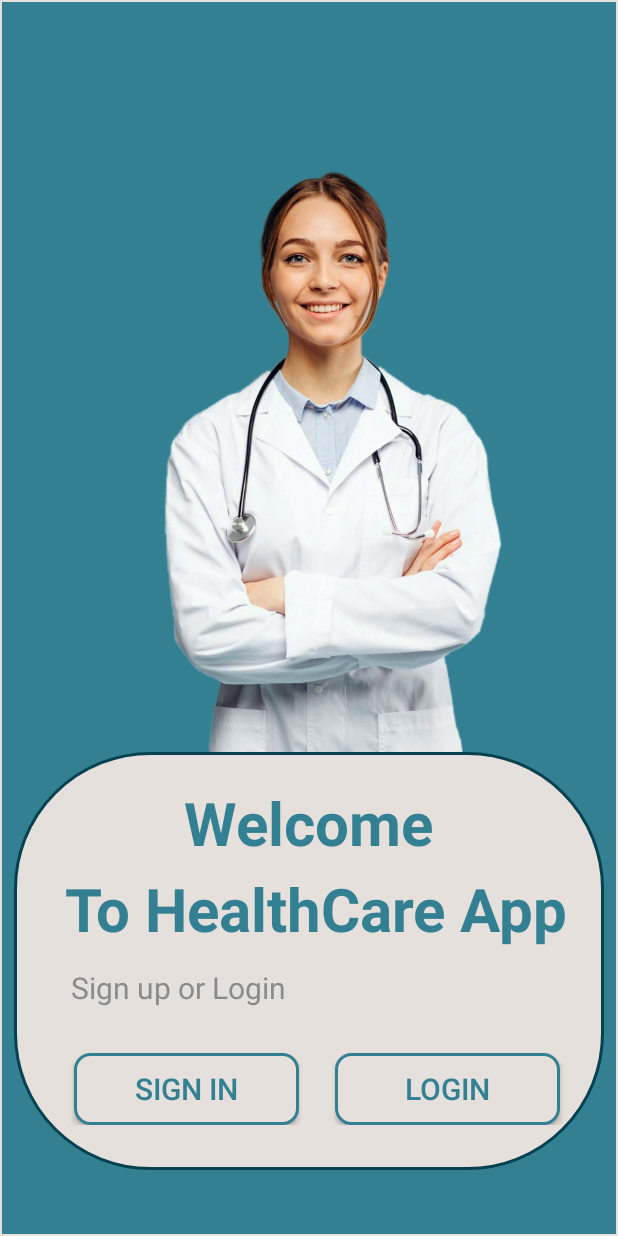
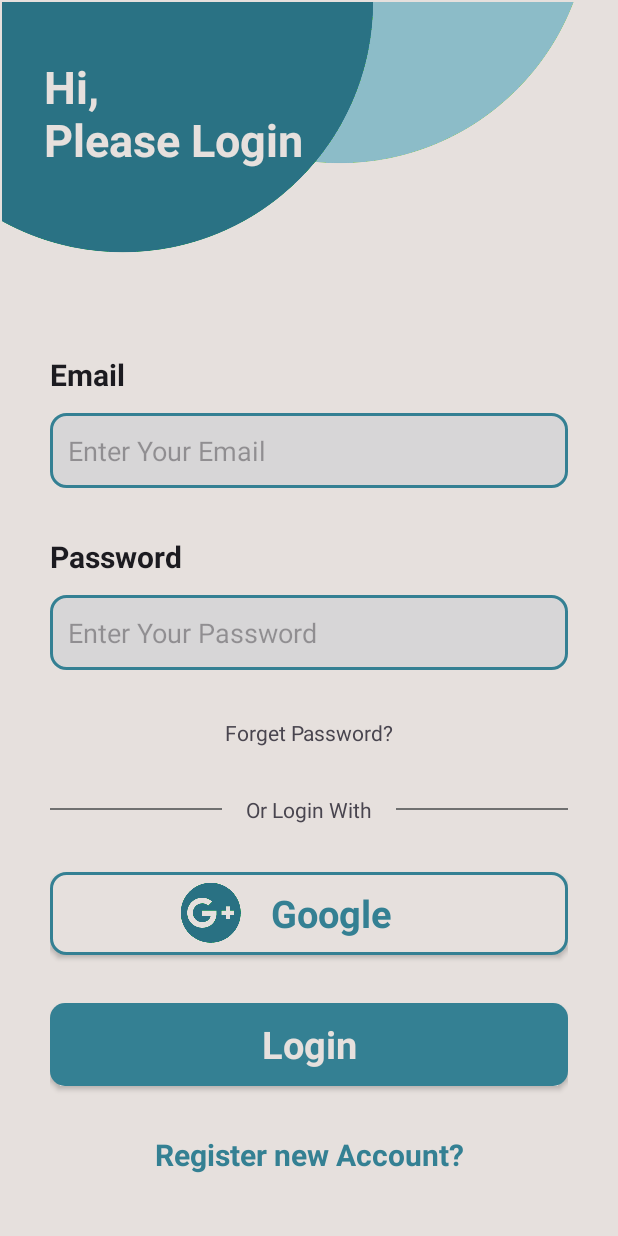
Before and after one commit to HasanDroid18/HealthCare, an Android app: the screen it shows after launch (BaseActivity), on a phone screen of 412 x 824 dp. Run offline under Robolectric (Android 15) with nearby library versions, the phone set to English and light mode, and no system bars; our stand-ins replace Firebase (no records; nobody signed in at launch, a user with empty details on screens opened directly).

Commit message:
removed welcome fragment

```diff
--- a/app/src/main/java/com/example/healthcare/Intro/BaseActivity.kt
+++ b/app/src/main/java/com/example/healthcare/Intro/BaseActivity.kt
@@ -12,7 +12,6 @@ import com.google.firebase.auth.FirebaseAuth
 
 class BaseActivity : AppCompatActivity() {
 
-//    private lateinit var introNavController: NavController
 
     override fun onCreate(savedInstanceState: Bundle?) {
         super.onCreate(savedInstanceState)
@@ -31,12 +30,8 @@ class BaseActivity : AppCompatActivity() {
         super.onPostResume()
         val currentUser = FirebaseAuth.getInstance().currentUser
         if (currentUser == null) {
-            findNavController(R.id.intro_container).navigate(R.id.welcomeFragment)
+            findNavController(R.id.intro_container).navigate(R.id.loginFragment)
         }
     }
 
-//    override fun onSupportNavigateUp(): Boolean {
-//        introNavController = findNavController(R.id.intro_container)
-//        return introNavController.navigateUp() || super.onSupportNavigateUp()
-//    }
 }
--- a/app/src/main/java/com/example/healthcare/Intro/WelcomeFragment.kt
+++ /dev/null
@@ -1,33 +0,0 @@
-package com.example.healthcare.Intro
-
-import android.os.Bundle
-import androidx.fragment.app.Fragment
-import android.view.LayoutInflater
-import android.view.View
-import android.view.ViewGroup
-import androidx.navigation.findNavController
-import com.example.healthcare.R
-import com.example.healthcare.databinding.FragmentWelcomeBinding
-
-class WelcomeFragment : Fragment() {
-
-    private lateinit var binding: FragmentWelcomeBinding
-
-    override fun onCreateView(
-        inflater: LayoutInflater, container: ViewGroup?,
-        savedInstanceState: Bundle?
-    ): View? {
-        // Inflate the layout for this fragment
-        binding = FragmentWelcomeBinding.inflate(inflater, container, false)
-
-        binding.loginBtnfr.setOnClickListener {
-            it.findNavController().navigate(R.id.action_welcomeFragment_to_loginFragment)
-        }
-
-        binding.signinBtnfr.setOnClickListener {
-            it.findNavController().navigate(R.id.action_welcomeFragment_to_signinFragment)
-        }
-
-        return binding.root
-    }
-}
--- a/app/src/main/res/layout/fragment_login.xml
+++ b/app/src/main/res/layout/fragment_login.xml
@@ -153,6 +153,9 @@
             android:id="@+id/signupRedirectText"
             android:text="Register new Account?"
             android:textAlignment="center"
+            android:textColor="@color/primary"
+            android:textStyle="bold"
+            android:textSize="20sp"
             android:layout_marginTop="32dp"/>
 
     </LinearLayout>
--- a/app/src/main/res/layout/fragment_welcome.xml
+++ /dev/null
@@ -1,96 +0,0 @@
-<?xml version="1.0" encoding="utf-8"?>
-<androidx.constraintlayout.widget.ConstraintLayout xmlns:android="http://schemas.android.com/apk/res/android"
-    xmlns:app="http://schemas.android.com/apk/res-auto"
-    xmlns:tools="http://schemas.android.com/tools"
-    android:layout_width="match_parent"
-    android:layout_height="match_parent"
-    android:background="@color/primary"
-    tools:context=".Intro.WelcomeFragment">
-
-    <ImageView
-        android:id="@+id/imageView2"
-        android:layout_width="match_parent"
-        android:layout_height="400dp"
-        android:layout_marginTop="100dp"
-        android:src="@drawable/dr_jessica_wyne"
-        app:layout_constraintEnd_toEndOf="parent"
-        app:layout_constraintStart_toStartOf="parent"
-        app:layout_constraintTop_toTopOf="parent" />
-
-    <LinearLayout
-        android:id="@+id/imageView"
-        android:layout_width="match_parent"
-        android:layout_height="wrap_content"
-        android:layout_marginStart="8dp"
-        android:layout_marginEnd="8dp"
-        android:background="@drawable/white_bottom"
-        android:orientation="vertical"
-        android:paddingTop="20dp"
-        android:paddingBottom="30dp"
-        app:layout_constraintBottom_toBottomOf="parent"
-        app:layout_constraintEnd_toEndOf="parent"
-        app:layout_constraintHorizontal_bias="0.0"
-        app:layout_constraintStart_toStartOf="parent"
-        app:layout_constraintTop_toBottomOf="@+id/imageView2"
-        app:layout_constraintVertical_bias="0.0">
-
-        <TextView
-            android:id="@+id/textView"
-            android:layout_width="wrap_content"
-            android:layout_height="wrap_content"
-            android:layout_gravity="center"
-            android:lineSpacingExtra="10dp"
-            android:text="Welcome\n To HealthCare App"
-            android:textAlignment="center"
-            android:textColor="@color/primary"
-            android:textSize="40sp"
-            android:textStyle="bold" />
-
-        <TextView
-            android:id="@+id/textView2"
-            android:layout_width="wrap_content"
-            android:layout_height="wrap_content"
-            android:layout_marginStart="38dp"
-            android:layout_marginTop="12dp"
-            android:text="Sign up or Login"
-            android:textColor="#8b8b8b"
-            android:textSize="20sp" />
-
-        <LinearLayout
-            android:layout_width="match_parent"
-            android:layout_height="wrap_content"
-            android:orientation="horizontal">
-
-            <androidx.appcompat.widget.AppCompatButton
-                android:id="@+id/signinBtnfr"
-                android:layout_width="150dp"
-                android:layout_height="wrap_content"
-                android:layout_marginStart="40dp"
-                android:layout_marginTop="30dp"
-                android:layout_marginEnd="24dp"
-                android:background="@drawable/google_btn_back"
-                android:text="Sign in"
-                android:textColor="@color/primary"
-                android:textSize="20sp" />
-
-            <androidx.appcompat.widget.AppCompatButton
-                android:id="@+id/loginBtnfr"
-                android:layout_width="150dp"
-                android:layout_height="wrap_content"
-                android:layout_marginTop="30dp"
-                android:layout_marginEnd="24dp"
-                android:background="@drawable/google_btn_back"
-                android:text="Login"
-                android:textColor="@color/primary"
-                android:textSize="20sp"
-                app:layout_constraintEnd_toEndOf="parent"
-                app:layout_constraintHorizontal_bias="1.0"
-                app:layout_constraintStart_toEndOf="@+id/signinBtnfr"
-                app:layout_constraintTop_toBottomOf="@+id/textView" />
-
-        </LinearLayout>
-
-    </LinearLayout>
-
-
-</androidx.constraintlayout.widget.ConstraintLayout>
--- a/app/src/main/res/navigation/intro_graph.xml
+++ b/app/src/main/res/navigation/intro_graph.xml
@@ -3,20 +3,8 @@
     xmlns:app="http://schemas.android.com/apk/res-auto"
     xmlns:tools="http://schemas.android.com/tools"
     android:id="@+id/intro_graph"
-    app:startDestination="@id/welcomeFragment">
+    app:startDestination="@id/loginFragment">
 
-    <fragment
-        android:id="@+id/welcomeFragment"
-        android:name="com.example.healthcare.Intro.WelcomeFragment"
-        android:label="fragment_welcome"
-        tools:layout="@layout/fragment_welcome" >
-        <action
-            android:id="@+id/action_welcomeFragment_to_loginFragment"
-            app:destination="@id/loginFragment" />
-        <action
-            android:id="@+id/action_welcomeFragment_to_signinFragment"
-            app:destination="@id/signinFragment" />
-    </fragment>
     <fragment
         android:id="@+id/loginFragment"
         android:name="com.example.healthcare.Intro.LoginFragment"
```
